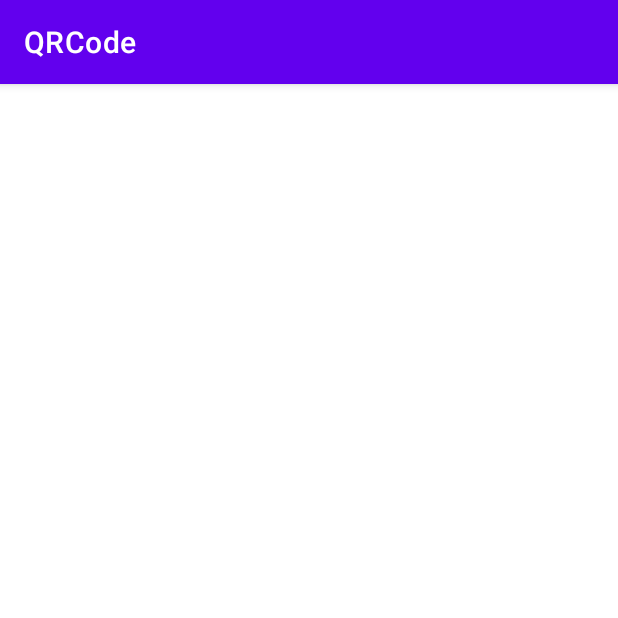
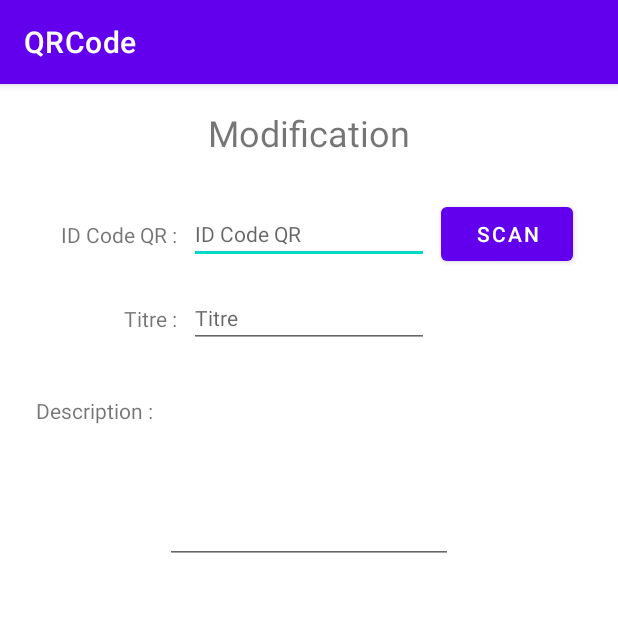
Before and after one commit to Jorbidan/JeuxQR_CBA, an Android app: the addOrEditQRCodeActivity screen opened directly, with no data from a screen before it, on a phone screen of 412 x 824 dp, the top half of it. Run offline under Robolectric (Android 15) with nearby library versions, the phone set to English and light mode, and no system bars.

Commit message:
Activity_add_or_edit_QR_Code

```diff
--- a/QRCode/app/src/main/res/layout/activity_add_or_edit_q_r_code.xml
+++ b/QRCode/app/src/main/res/layout/activity_add_or_edit_q_r_code.xml
@@ -6,4 +6,97 @@
     android:layout_height="match_parent"
     tools:context=".addOrEditQRCodeActivity">
 
+    <TextView
+        android:id="@+id/textView_addOrEditQRCode_QRCodeId"
+        android:layout_width="wrap_content"
+        android:layout_height="wrap_content"
+        android:layout_marginEnd="8dp"
+        android:labelFor="@id/editText_addOrEditQRCode_QRCodeId"
+        android:text="ID Code QR :"
+        app:layout_constraintBottom_toBottomOf="@+id/editText_addOrEditQRCode_QRCodeId"
+        app:layout_constraintEnd_toStartOf="@+id/editText_addOrEditQRCode_QRCodeId"
+        app:layout_constraintTop_toTopOf="@+id/editText_addOrEditQRCode_QRCodeId" />
+
+    <TextView
+        android:id="@+id/textView_addOrEditQRCode_action"
+        android:layout_width="wrap_content"
+        android:layout_height="wrap_content"
+        android:layout_marginTop="16dp"
+        android:text="Modification"
+        android:textSize="24sp"
+        app:layout_constraintBottom_toBottomOf="parent"
+        app:layout_constraintEnd_toEndOf="parent"
+        app:layout_constraintStart_toStartOf="parent"
+        app:layout_constraintTop_toTopOf="parent"
+        app:layout_constraintVertical_bias="0.0" />
+
+    <EditText
+        android:id="@+id/editText_addOrEditQRCode_QRCodeId"
+        android:layout_width="wrap_content"
+        android:layout_height="wrap_content"
+        android:layout_marginTop="64dp"
+        android:ems="10"
+        android:hint="ID Code QR"
+        android:inputType="textPersonName"
+        android:labelFor="@id/textView_addOrEditQRCode_QRCodeId"
+        android:textSize="14sp"
+        app:layout_constraintEnd_toEndOf="parent"
+        app:layout_constraintStart_toStartOf="parent"
+        app:layout_constraintTop_toTopOf="@+id/textView_addOrEditQRCode_action" />
+
+    <Button
+        android:id="@+id/btn_addOrEditQRCode_ScanQRCodeId"
+        android:layout_width="wrap_content"
+        android:layout_height="wrap_content"
+        android:layout_marginStart="8dp"
+        android:text="Scan"
+        app:layout_constraintBottom_toBottomOf="@+id/editText_addOrEditQRCode_QRCodeId"
+        app:layout_constraintStart_toEndOf="@+id/editText_addOrEditQRCode_QRCodeId"
+        app:layout_constraintTop_toTopOf="@+id/editText_addOrEditQRCode_QRCodeId" />
+
+    <EditText
+        android:id="@+id/editText_addOrEditQRCode_Title"
+        android:layout_width="wrap_content"
+        android:layout_height="wrap_content"
+        android:layout_marginTop="16dp"
+        android:ems="10"
+        android:hint="Titre"
+        android:inputType="textPersonName"
+        android:textSize="14sp"
+        app:layout_constraintEnd_toEndOf="parent"
+        app:layout_constraintStart_toStartOf="parent"
+        app:layout_constraintTop_toBottomOf="@+id/editText_addOrEditQRCode_QRCodeId" />
+
+    <TextView
+        android:id="@+id/textView_addOrEditQRCode_Title"
+        android:layout_width="wrap_content"
+        android:layout_height="wrap_content"
+        android:layout_marginEnd="8dp"
+        android:text="Titre :"
+        app:layout_constraintBottom_toBottomOf="@+id/editText_addOrEditQRCode_Title"
+        app:layout_constraintEnd_toStartOf="@+id/editText_addOrEditQRCode_Title"
+        app:layout_constraintTop_toTopOf="@+id/editText_addOrEditQRCode_Title" />
+
+    <EditText
+        android:id="@+id/editText_addOrEditQRCode_description"
+        android:layout_width="192dp"
+        android:layout_height="128dp"
+        android:layout_marginTop="16dp"
+        android:ems="10"
+        android:gravity="start|top"
+        android:inputType="textMultiLine"
+        android:textSize="14sp"
+        app:layout_constraintEnd_toEndOf="parent"
+        app:layout_constraintStart_toStartOf="parent"
+        app:layout_constraintTop_toBottomOf="@+id/editText_addOrEditQRCode_Title" />
+
+    <TextView
+        android:id="@+id/textView_addOrEditQRCode_description"
+        android:layout_width="wrap_content"
+        android:layout_height="wrap_content"
+        android:layout_marginTop="16dp"
+        android:layout_marginEnd="8dp"
+        android:text="Description :"
+        app:layout_constraintEnd_toStartOf="@+id/editText_addOrEditQRCode_description"
+        app:layout_constraintTop_toTopOf="@+id/editText_addOrEditQRCode_description" />
 </androidx.constraintlayout.widget.ConstraintLayout>
```
